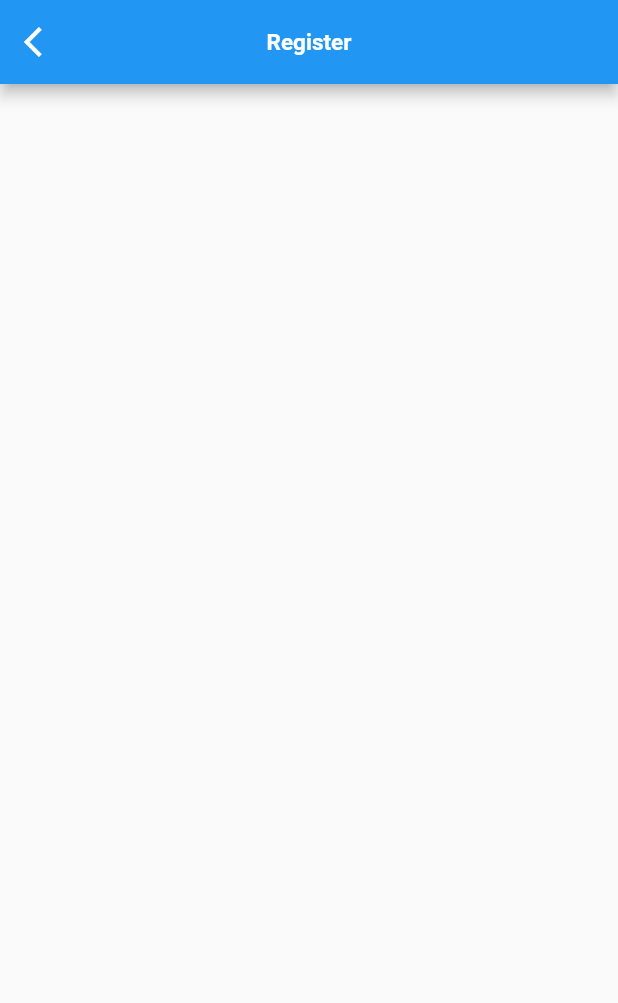
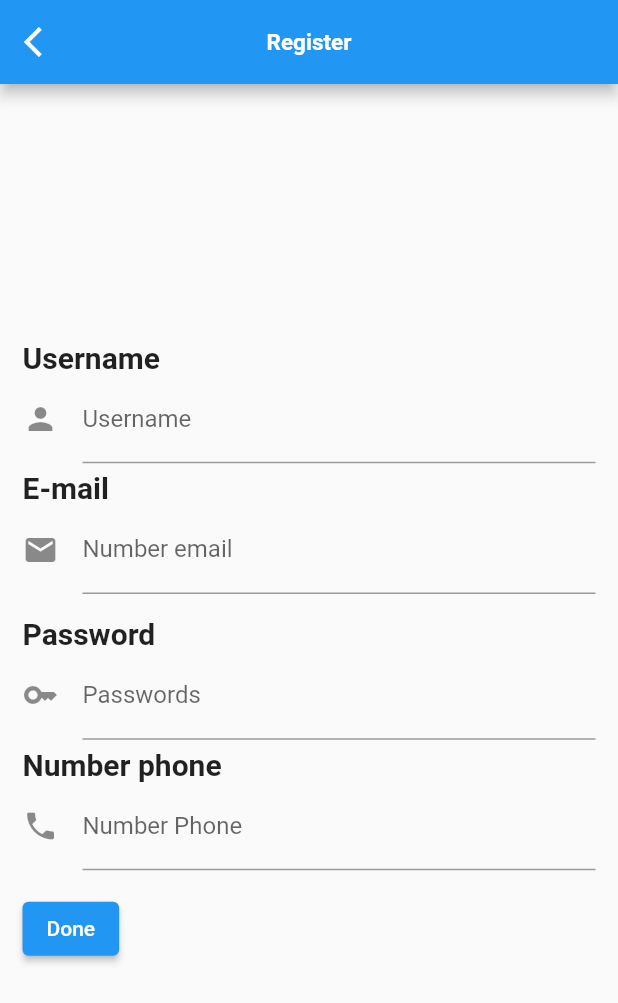
Before and after one commit to Thongek-wpm/flutter_application_login, a Flutter app: the RegisterUi screen opened directly, on a phone screen of 412 x 824 dp. Shown: the top 1003 px of the screen. Run offline on Flutter 3.47's test engine with Material 2 defaults, Android fonts, the phone set to English and light mode, and no system bars; our stand-ins replace font_awesome_flutter.

Commit message:
updata profie & register

```diff
--- /dev/null
+++ b/lib/model/profile.dart
@@ -0,0 +1,13 @@
+import 'package:flutter/material.dart';
+
+class Profile {
+  late String email;
+  late String password;
+  late String user;
+  late String phone;
+  Profile(
+      {required this.email,
+      required this.password,
+      required this.phone,
+      required this.user});
+}
--- a/lib/screens/forgot_ui.dart
+++ b/lib/screens/forgot_ui.dart
@@ -3,7 +3,7 @@
 import 'package:flutter/material.dart';
 import 'package:flutter_application_foods/screens/home_ui.dart';
 import 'package:font_awesome_flutter/font_awesome_flutter.dart';
-import 'package:flutter_application_foods/src/conroller.dart';
+import 'package:flutter_application_foods/model/conroller.dart';
 
 class ForgotUi extends StatefulWidget {
   const ForgotUi({super.key});
--- a/lib/screens/login_ui.dart
+++ b/lib/screens/login_ui.dart
@@ -3,7 +3,7 @@ import 'package:flutter/material.dart';
 import 'package:flutter_application_foods/screens/forgot_ui.dart';
 import 'package:flutter_application_foods/screens/register_ui.dart';
 import 'package:font_awesome_flutter/font_awesome_flutter.dart';
-import 'package:flutter_application_foods/src/conroller.dart';
+import 'package:flutter_application_foods/model/conroller.dart';
 
 class LoginUi extends StatefulWidget {
   const LoginUi({super.key});
--- a/lib/screens/register_ui.dart
+++ b/lib/screens/register_ui.dart
@@ -1,3 +1,5 @@
+// ignore_for_file: avoid_unnecessary_containers
+
 import 'package:flutter/material.dart';
 
 class RegisterUi extends StatefulWidget {
@@ -24,6 +26,100 @@ class _RegisterUiState extends State<RegisterUi> {
         ),
         centerTitle: true,
       ),
+      body: Container(
+        child: Form(
+          child: Column(
+            mainAxisAlignment: MainAxisAlignment.center,
+            crossAxisAlignment: CrossAxisAlignment.start,
+            children: [
+              const Padding(
+                padding: EdgeInsets.only(top: 5, left: 15, right: 15),
+                child: Text(
+                  'Username',
+                  style: TextStyle(fontSize: 20, fontWeight: FontWeight.bold),
+                ),
+              ),
+              Padding(
+                padding: const EdgeInsets.only(top: 0.1, left: 15, right: 15),
+                child: TextFormField(
+                  decoration: const InputDecoration(
+                    icon: Icon(Icons.person),
+                    labelText: 'Username',
+                    hintText: 'Enter Username',
+                  ),
+                ),
+              ),
+              const Padding(
+                padding: EdgeInsets.only(top: 5, left: 15, right: 15),
+                child: Text(
+                  'E-mail',
+                  style: TextStyle(fontSize: 20, fontWeight: FontWeight.bold),
+                ),
+              ),
+              Padding(
+                padding: const EdgeInsets.only(top: 0.1, left: 15, right: 15),
+                child: TextFormField(
+                  decoration: const InputDecoration(
+                    icon: Icon(Icons.email),
+                    labelText: 'Number email',
+                    hintText: 'Enter Number email',
+                  ),
+                ),
+              ),
+              const SizedBox(
+                height: 10,
+              ),
+              const Padding(
+                padding: EdgeInsets.only(top: 5, left: 15, right: 15),
+                child: Text(
+                  'Password',
+                  style: TextStyle(fontSize: 20, fontWeight: FontWeight.bold),
+                ),
+              ),
+              Padding(
+                padding: const EdgeInsets.only(top: 0.1, left: 15, right: 15),
+                child: TextFormField(
+                  decoration: const InputDecoration(
+                    icon: Icon(Icons.key),
+                    labelText: 'Passwords',
+                    hintText: 'Enter Passwords',
+                  ),
+                ),
+              ),
+              const Padding(
+                padding: EdgeInsets.only(top: 5, left: 15, right: 15),
+                child: Text(
+                  'Number phone',
+                  style: TextStyle(fontSize: 20, fontWeight: FontWeight.bold),
+                ),
+              ),
+              Padding(
+                padding: const EdgeInsets.only(top: 0.1, left: 15, right: 15),
+                child: TextFormField(
+                  decoration: const InputDecoration(
+                    icon: Icon(Icons.phone),
+                    labelText: 'Number Phone',
+                    hintText: 'Enter Number Phone',
+                  ),
+                ),
+              ),
+              Column(
+                mainAxisAlignment: MainAxisAlignment.start,
+                crossAxisAlignment: CrossAxisAlignment.start,
+                children: [
+                  Padding(
+                    padding: const EdgeInsets.all(15),
+                    child: ElevatedButton(
+                      onPressed: () {},
+                      child: const Text('Done'),
+                    ),
+                  )
+                ],
+              ),
+            ],
+          ),
+        ),
+      ),
     );
   }
 }
```
Also changed, not shown: lib/model/conroller.dart (renamed from lib/src/conroller.dart).
